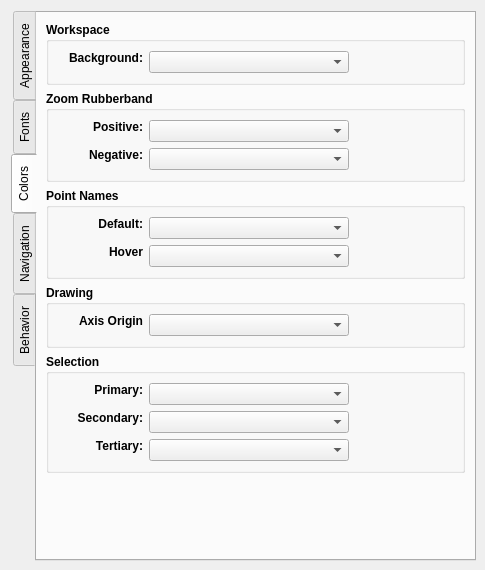
First picture: the form in src/app/seamly2d/dialogs/configpages/preferencesgraphicsviewpage.ui, repository FashionFreedom/Seamly2D, before the edit.
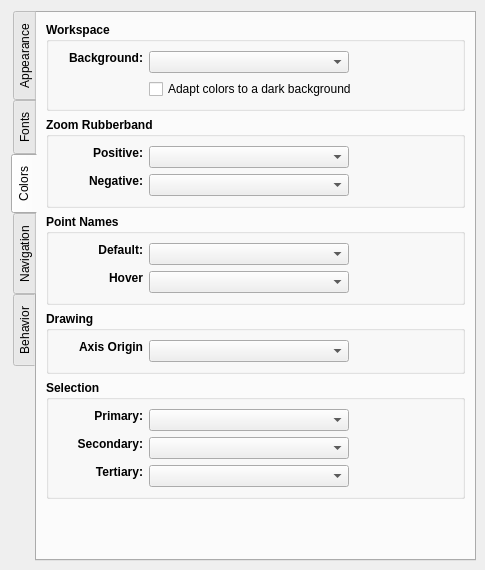
Second picture: the form after the edit. The open tabs and pages were chosen to show the change. Custom widgets are drawn as their Qt base class.

Commit message: feat: Fusion Darkest theme with a dark workspace that keeps lines visible #issue-#112

```diff
--- a/src/app/seamly2d/dialogs/configpages/preferencesgraphicsviewpage.ui
+++ b/src/app/seamly2d/dialogs/configpages/preferencesgraphicsviewpage.ui
@@ -1527,6 +1527,22 @@
               </property>
              </widget>
             </item>
+            <item row="1" column="1">
+             <widget class="QCheckBox" name="adaptColors_CheckBox">
+              <property name="font">
+               <font>
+                <pointsize>9</pointsize>
+                <bold>false</bold>
+               </font>
+              </property>
+              <property name="toolTip">
+               <string>On a dark background, show dark lines, points and labels lighter so they stay visible (black shows light grey). The pattern keeps its real colors for saving, printing and export.</string>
+              </property>
+              <property name="text">
+               <string>Adapt colors to a dark background</string>
+              </property>
+             </widget>
+            </item>
            </layout>
           </item>
          </layout>
```
The commit also changes 25 other files.
